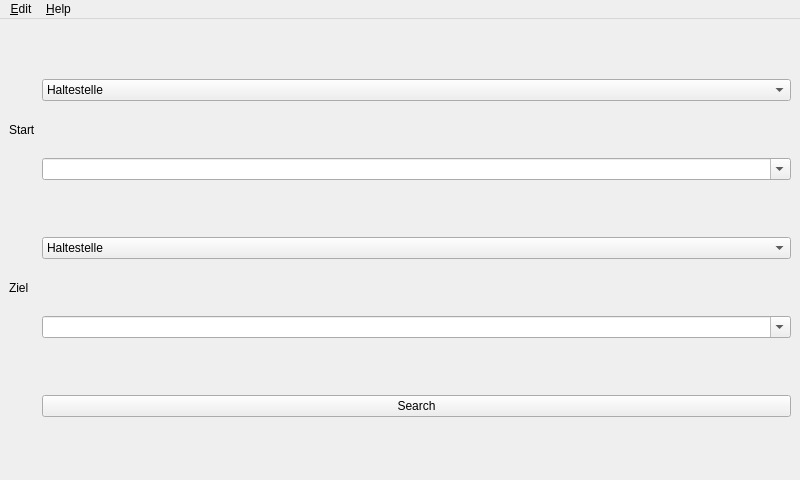
kelvan/gotoVienna, file pyWienerLinien.ui: the form before one commit.
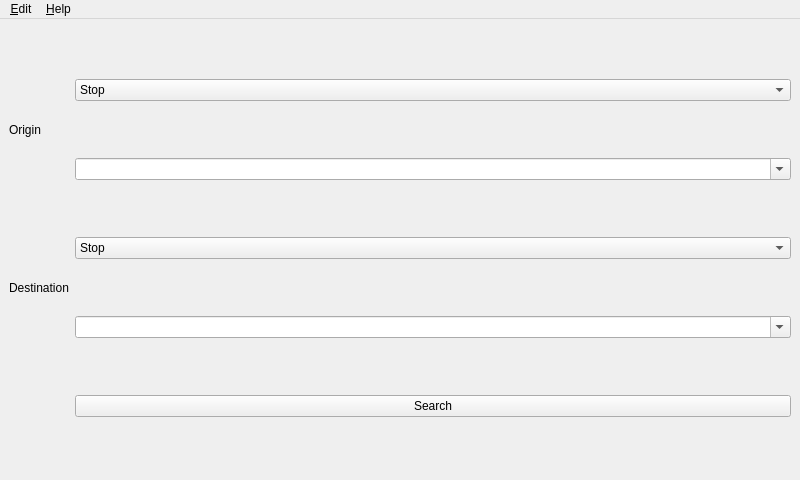
The form after the commit.

Commit message: changed to pure english text lang support

The edit to the form file:
```diff
--- a/pyWienerLinien.ui
+++ b/pyWienerLinien.ui
@@ -38,7 +38,7 @@
      <widget class="QComboBox" name="comboDestination">
       <item>
        <property name="text">
-        <string>Haltestelle</string>
+        <string>Stop</string>
        </property>
       </item>
       <item>
@@ -62,7 +62,7 @@
        </sizepolicy>
       </property>
       <property name="text">
-       <string>Start</string>
+       <string>Origin</string>
       </property>
      </widget>
     </item>
@@ -75,7 +75,7 @@
        </sizepolicy>
       </property>
       <property name="text">
-       <string>Ziel</string>
+       <string>Destination</string>
       </property>
      </widget>
     </item>
@@ -115,7 +115,7 @@
      <widget class="QComboBox" name="comboOrigin">
       <item>
        <property name="text">
-        <string>Haltestelle</string>
+        <string>Stop</string>
        </property>
       </item>
       <item>
```
Left out of the diff: 4 changed lines with no effect on the pictures. The commit also changes 2 other files.
